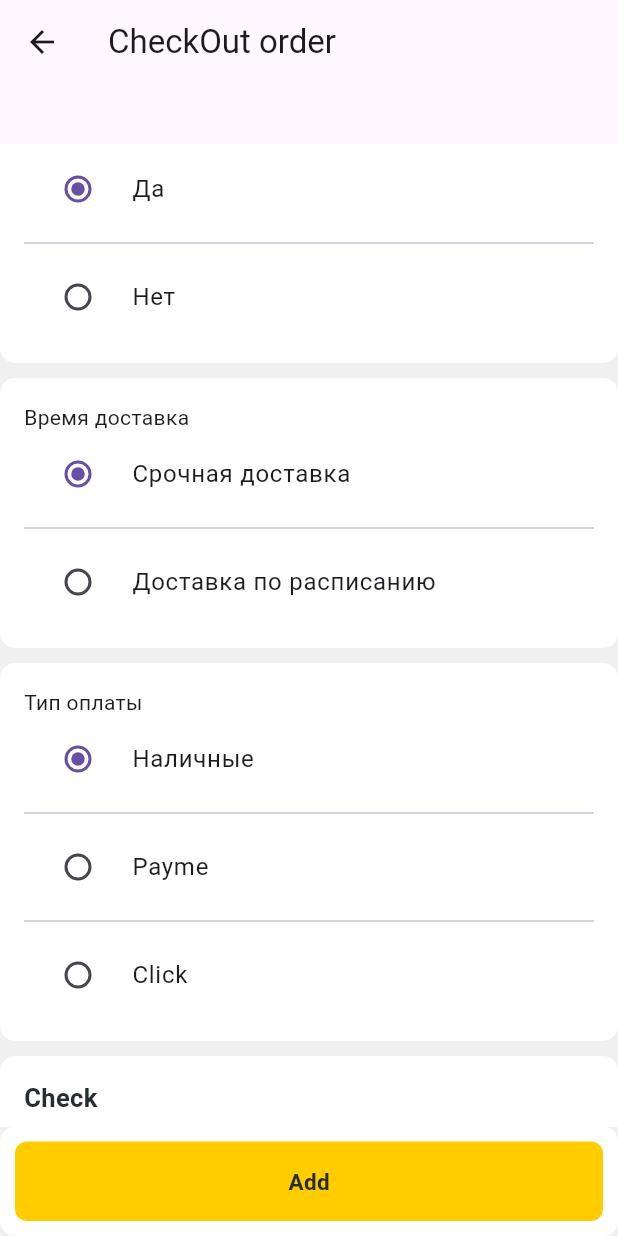
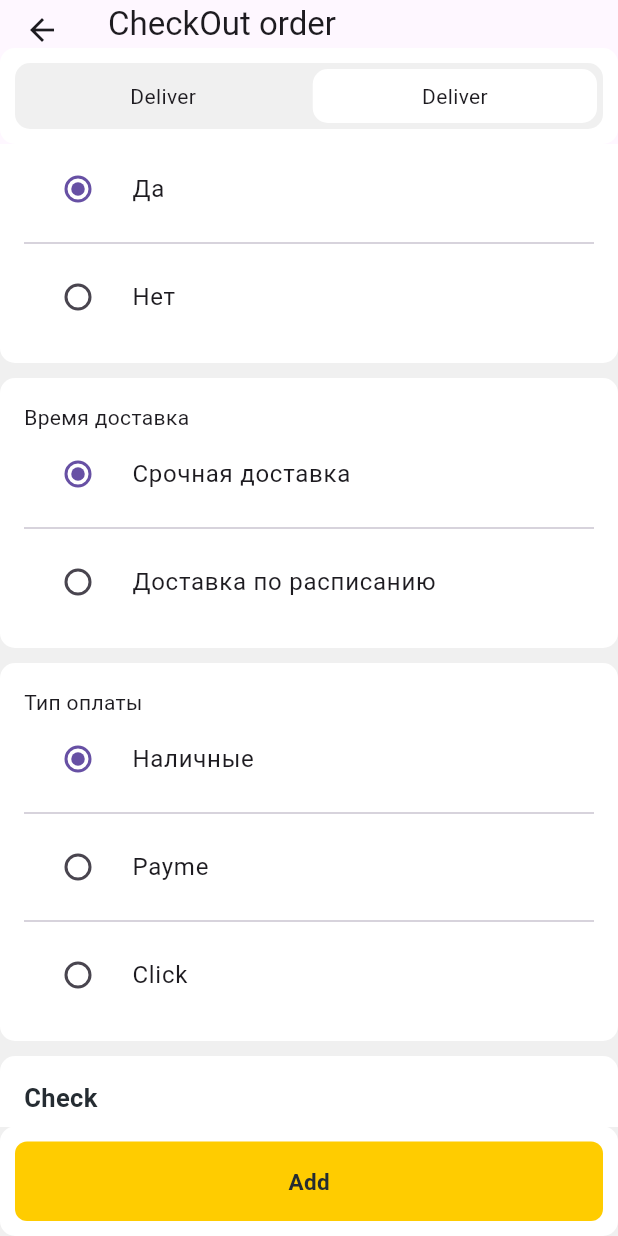
Before and after one commit to YorqinBek7/Ploff-App, a Flutter app: the CheckOutScreen screen opened directly, scrolled down 576 dp, on a phone screen of 412 x 824 dp. Run offline on Flutter 3.47's test engine with Material 2 defaults, Android fonts, the phone set to English and light mode, and no system bars; our stand-ins replace flutter_svg, geocoding, geolocator, google_maps_flutter, pinput, shared_preferences; accounts and stored records are empty.

Commit message:
fixed check out screen bugs

```diff
--- a/lib/screens/tab_box/cart_screen/check_out_screen/check_out_screen.dart
+++ b/lib/screens/tab_box/cart_screen/check_out_screen/check_out_screen.dart
@@ -1,9 +1,11 @@
 import 'package:flutter/material.dart';
 import 'package:google_maps_flutter/google_maps_flutter.dart';
+import 'package:ploff/screens/tab_box/cart_screen/check_out_screen/check_out_screen/widgets/check_item.dart';
 import 'package:ploff/screens/tab_box/cart_screen/check_out_screen/check_out_screen/widgets/check_out_bottom_bar.dart';
 import 'package:ploff/screens/tab_box/cart_screen/check_out_screen/check_out_screen/widgets/enum_classes/enum_classes.dart';
 import 'package:ploff/screens/tab_box/cart_screen/check_out_screen/check_out_screen/widgets/first_screen.dart';
 import 'package:ploff/screens/tab_box/cart_screen/check_out_screen/check_out_screen/widgets/payment_select.dart';
+import 'package:ploff/screens/tab_box/widgets/auth_button.dart';
 import 'package:ploff/utils/colors/colors.dart';
 import 'package:ploff/utils/style/text_style.dart';
 
@@ -33,7 +35,19 @@ class _CheckOutScreenState extends State<CheckOutScreen> {
       backgroundColor: PloffColors.C_F0F0F0,
       appBar: AppBar(
         title: const Text("CheckOut order"),
-        bottom: CheckOutBottomBar(),
+        bottom: CheckOutBottomBar(
+          isDeliver: isEnabled,
+          onTap: () {
+            setState(() {
+              isEnabled = !isEnabled;
+            });
+            if (isEnabled) {
+              controller.jumpToPage(0);
+            } else {
+              controller.jumpToPage(1);
+            }
+          },
+        ),
         surfaceTintColor: Colors.transparent,
         scrolledUnderElevation: 0,
       ),
@@ -68,7 +82,9 @@ class _CheckOutScreenState extends State<CheckOutScreen> {
           Column(
             children: [
               Expanded(
+                flex: 5,
                 child: CustomScrollView(
+                  physics: BouncingScrollPhysics(),
                   slivers: [
                     SliverToBoxAdapter(
                       child: Container(
@@ -148,9 +164,51 @@ class _CheckOutScreenState extends State<CheckOutScreen> {
                         paymentType: _paymentType,
                       ),
                     ),
+                    SliverToBoxAdapter(
+                      child: Container(
+                        margin: EdgeInsets.symmetric(vertical: 5),
+                        padding: EdgeInsets.all(10),
+                        decoration: BoxDecoration(
+                          borderRadius: BorderRadius.circular(10),
+                          color: PloffColors.white,
+                        ),
+                        child: Column(
+                          children: [
+                            CheckItem(
+                              item: "String",
+                              price: "2300",
+                            ),
+                            CheckItem(
+                              item: "String",
+                              price: "2300",
+                            ),
+                            CheckItem(
+                              item: "String",
+                              price: "2300",
+                            ),
+                          ],
+                        ),
+                      ),
+                    )
                   ],
                 ),
               ),
+              Container(
+                padding: EdgeInsets.symmetric(vertical: 10, horizontal: 10),
+                decoration: BoxDecoration(
+                    borderRadius: BorderRadius.circular(10),
+                    color: PloffColors.white),
+                child: Column(
+                  crossAxisAlignment: CrossAxisAlignment.start,
+                  children: [
+                    Text("Ordeer"),
+                    GlobalButton(
+                      buttonText: "",
+                      onTap: () {},
+                    ),
+                  ],
+                ),
+              )
             ],
           )
         ],
--- a/lib/screens/tab_box/cart_screen/check_out_screen/check_out_screen/widgets/check_out_bottom_bar.dart
+++ b/lib/screens/tab_box/cart_screen/check_out_screen/check_out_screen/widgets/check_out_bottom_bar.dart
@@ -1,13 +1,52 @@
 import 'package:flutter/material.dart';
-import 'package:flutter/src/widgets/container.dart';
-import 'package:flutter/src/widgets/framework.dart';
+import 'package:ploff/utils/colors/colors.dart';
 
 class CheckOutBottomBar extends StatelessWidget implements PreferredSize {
-  const CheckOutBottomBar({super.key});
+  bool isDeliver;
+  final VoidCallback onTap;
+  CheckOutBottomBar({
+    required this.onTap,
+    required this.isDeliver,
+    super.key,
+  });
 
   @override
   Widget build(BuildContext context) {
-    return Container();
+    return Container(
+      padding: EdgeInsets.all(10),
+      decoration: BoxDecoration(
+        color: PloffColors.white,
+        borderRadius: BorderRadius.circular(10),
+      ),
+      child: Container(
+        padding: EdgeInsets.all(4),
+        decoration: BoxDecoration(
+          color: PloffColors.C_F0F0F0,
+          borderRadius: BorderRadius.circular(10),
+        ),
+        child: Row(
+          children: [
+            Expanded(
+              child: SelectTypeOrderButton(
+                onTap: onTap,
+                textButton: 'Deliver',
+                isDeliver: isDeliver,
+              ),
+            ),
+            SizedBox(
+              width: 5,
+            ),
+            Expanded(
+              child: SelectTypeOrderButton(
+                onTap: onTap,
+                textButton: 'Deliver',
+                isDeliver: !isDeliver,
+              ),
+            ),
+          ],
+        ),
+      ),
+    );
   }
 
   @override
@@ -16,3 +55,36 @@ class CheckOutBottomBar extends StatelessWidget implements PreferredSize {
   @override
   Size get preferredSize => const Size(double.infinity, 40);
 }
+
+class SelectTypeOrderButton extends StatelessWidget {
+  final bool isDeliver;
+  final String textButton;
+  final VoidCallback onTap;
+  const SelectTypeOrderButton({
+    Key? key,
+    required this.textButton,
+    required this.onTap,
+    required this.isDeliver,
+  }) : super(key: key);
+
+  @override
+  Widget build(BuildContext context) {
+    return GestureDetector(
+      onTap: onTap,
+      child: Container(
+        padding: EdgeInsets.symmetric(
+          horizontal: 16,
+          vertical: 8,
+        ),
+        width: double.infinity,
+        decoration: BoxDecoration(
+          borderRadius: BorderRadius.circular(10),
+          color: isDeliver ? PloffColors.white : PloffColors.C_F0F0F0,
+        ),
+        child: Center(
+          child: Text(textButton),
+        ),
+      ),
+    );
+  }
+}
```
